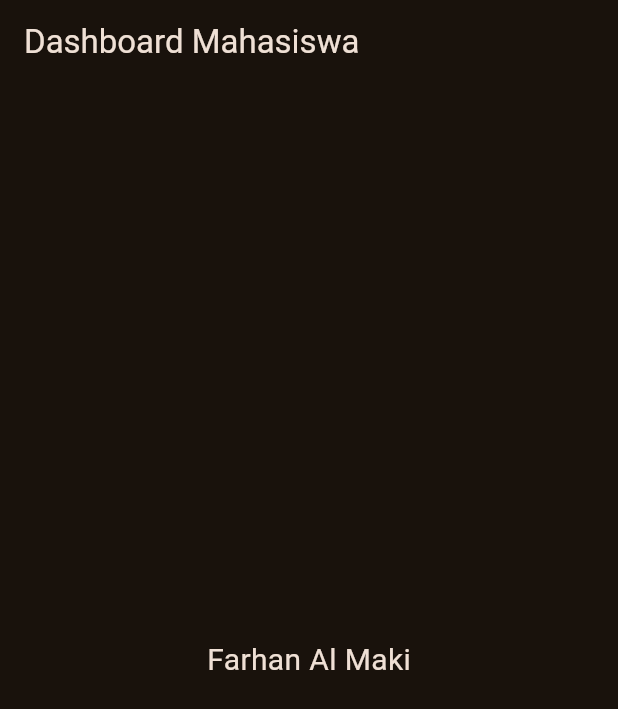
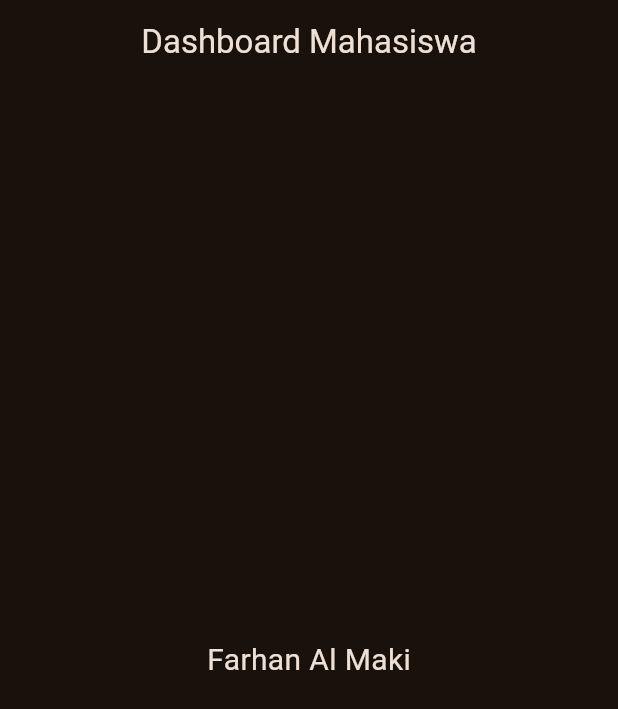
Before and after one commit to Farhan-Almaki/TugasPertemuan4_flutter, a Flutter app: the screen it shows after launch, on a phone screen of 412 x 824 dp. Shown: the top 709 px of the screen. Run offline on Flutter 3.47's test engine with Material 3 defaults, Android fonts, the phone set to English and light mode, and no system bars.

Commit message:
terakhir ngituin bagian latihan 5 - buat class ProfilePage dan panggil di home

```diff
--- a/lib/main.dart
+++ b/lib/main.dart
@@ -24,17 +24,25 @@ class MyApp extends StatelessWidget {
         colorScheme: ColorScheme.fromSeed(seedColor: Colors.orange, brightness: Brightness.dark)
       ),
       themeMode: ThemeMode.dark,
-      home: Scaffold(
-        appBar: AppBar(
-          title: const Text('Dashboard Mahasiswa'),
-        ),
-        body: const Center(
-          // Latihan 1: teks ditengah diubah menjadi nama sendiri
-          child: Text(
-            'Farhan Al Maki',
-            style: TextStyle(fontSize: 20),
-          ),
-        ),
+      home: const ProfilePage(),
+    );
+  }
+}
+
+class ProfilePage extends StatelessWidget {
+  const ProfilePage({super.key});
+
+  @override
+  Widget build(BuildContext context) {
+    return Scaffold(
+      // Latihan 3
+      appBar: AppBar(
+        title: const Text('Dashboard Mahasiswa'),
+        centerTitle: true
+      ),
+      // Latihan 1: Nama sendiri
+      body: const Center(
+        child: Text('Farhan Al Maki', style: TextStyle(fontSize: 20))
       ),
     );
   }
```
